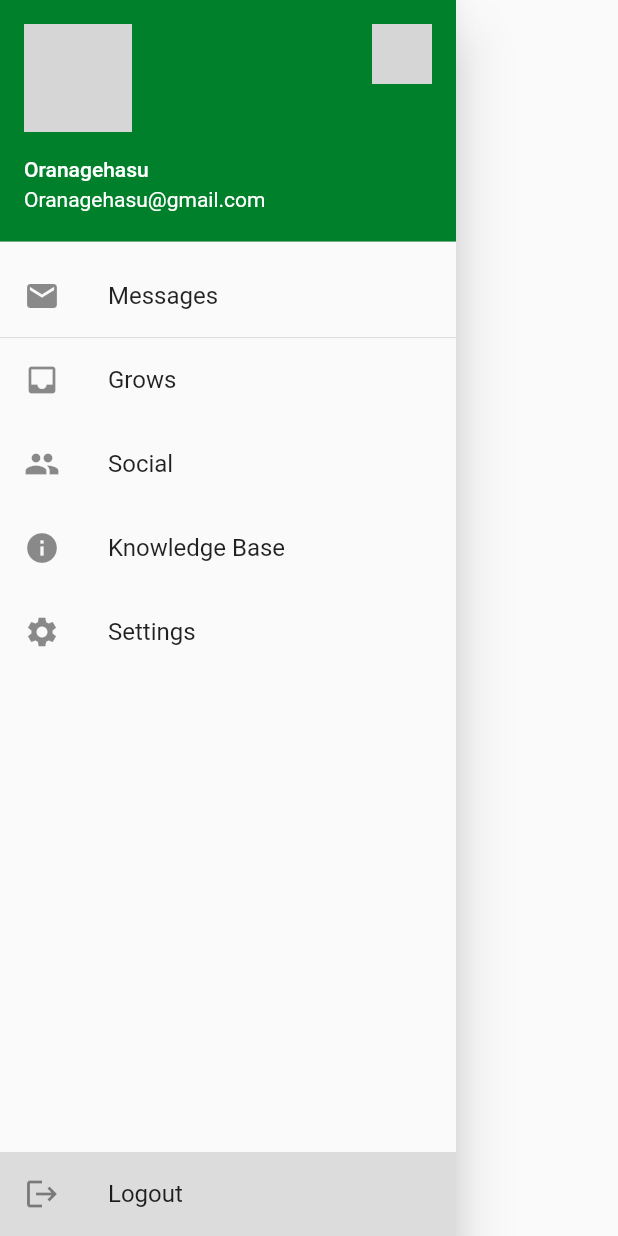
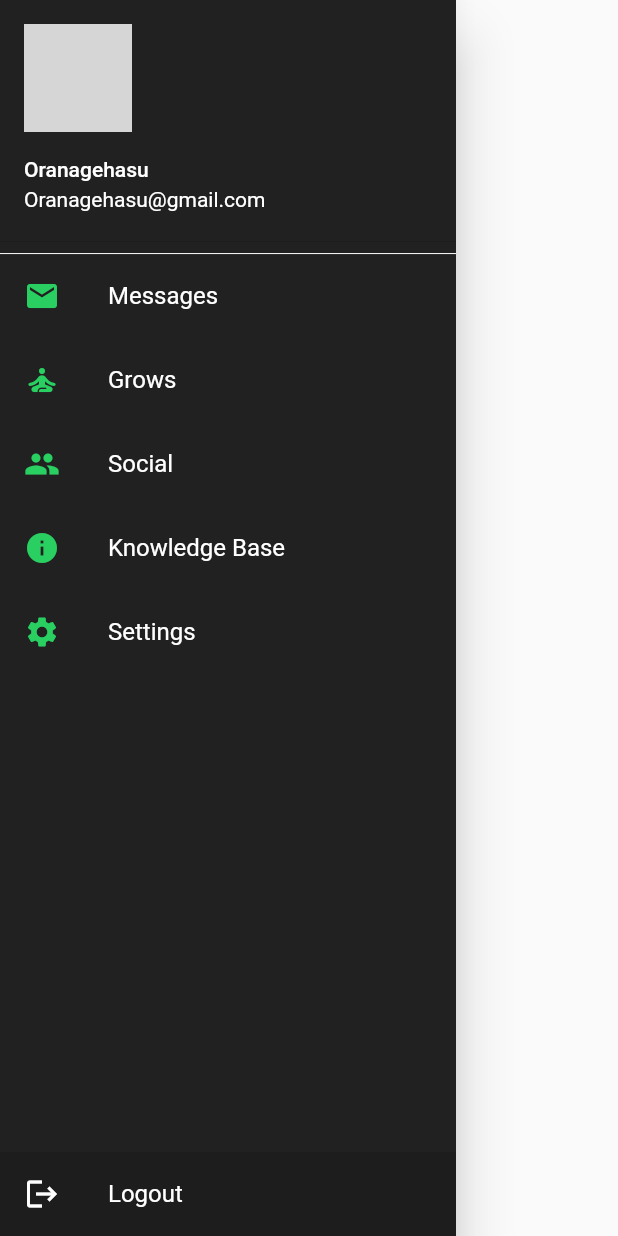
Before and after one commit to oranageHasu/Bud_Wizard.Flutter, a Flutter app: the Navigation widget shown alone on an empty page, opened directly, on a phone screen of 412 x 824 dp. Run offline on Flutter 3.47's test engine with Material 2 defaults, Android fonts, the phone set to English and light mode, and no system bars; our stand-ins replace firebase_auth, firebase_core, simple_animations; missing offline and left inert: flutter_guid; accounts and stored records are empty; network calls fail; grey boxes are pictures that could not be loaded.

Commit message:
Flattening code base down.  Introduced constants as well as code regions, and more reuseable widgets.

```diff
--- /dev/null
+++ b/bud_wizard/lib/classes/constants.dart
@@ -0,0 +1,16 @@
+//region UI Constants
+
+const String uiRouteHome = "/";
+const String uiRouteMessages = "/Messages";
+const String uiRouteGrows = "/Grows";
+const String uiRouteSocial = "/Social";
+const String uiRouteKnowledgeBase = "/KnowledgeBase";
+const String uiRouteSettings = "/Settings";
+const String uiRouteLogin = "/Login";
+const String uiRoutePlants = "/Plants";
+const String uiRoutePlant = "/Plant";
+
+//endregion
+//region API Constants
+
+//endregion
--- a/bud_wizard/lib/classes/enumerations.dart
+++ b/bud_wizard/lib/classes/enumerations.dart
@@ -1,3 +1,17 @@
+//region UI Enums
+
+enum Screen {
+  messages,
+  grows,
+  social,
+  knowledgeBase,
+  settings,
+  login
+}
+
+//endregion
+//region Plant Enums
+
 enum Gender {
   unknown,
   male,
@@ -21,6 +35,9 @@ enum GrowState {
   curing
 }
 
+//endregion
+//region Grow Enums
+
 enum GrowSetting {
   outdoor,
   indoor
@@ -39,3 +56,5 @@ enum UnitType {
   grams,
   milliliters
 }
+
+//endregion
--- a/bud_wizard/lib/widgets/login/navigation.dart
+++ b/bud_wizard/lib/widgets/login/navigation.dart
@@ -1,70 +1,38 @@
 import 'package:flutter/material.dart';
 import 'package:flutter/rendering.dart';
+import 'package:bud_wizard/classes/enumerations.dart';
 
 import '../../main.dart';
+import 'navigationTile.dart';
 
 class Navigation extends StatelessWidget {
   @override
   Widget build(BuildContext context) {
     return Drawer(
       elevation: 16.0,
+      child: Container(
+        color: Colors.black87,
         child: Column(
           children: <Widget>[
             UserAccountsDrawerHeader(
-            accountName: Text("Oranagehasu"),
-            accountEmail: Text("Oranagehasu@gmail.com"),
+              decoration: BoxDecoration(
+                color: Colors.transparent,
+              ),
+              accountName: Text("Oranagehasu", style: TextStyle(color: Colors.white)),
+              accountEmail: Text("Oranagehasu@gmail.com", style: TextStyle(color: Colors.white)),
               currentAccountPicture: CircleAvatar(
                 backgroundImage: NetworkImage('https://images.medicaldaily.com/sites/medicaldaily.com/files/styles/full_breakpoints_theme_medicaldaily_desktop_1x/public/2016/04/05/marijuana.jpg'),
               ),
-            otherAccountsPictures: <Widget>[
-              CircleAvatar(
-                backgroundImage: NetworkImage('https://images.medicaldaily.com/sites/medicaldaily.com/files/styles/full_breakpoints_theme_medicaldaily_desktop_1x/public/2016/04/05/marijuana.jpg'),
-              )
-            ],
-          ),
-          ListTile(
-            title: new Text("Messages"),
-            leading: new Icon(Icons.mail),
-            hoverColor: colorCustom.shade50,
-            onTap: () {
-              print('To Do: Messages.');
-            },
             ),
             Divider(
               height: 0.1,
+              color: Colors.white,
             ),
-          ListTile(
-            title: new Text("Grows"),
-            leading: new Icon(Icons.inbox),
-            hoverColor: colorCustom.shade50,
-            onTap: () {
-              print('To Do: Grows.');
-            },
-          ),
-          ListTile(
-            title: new Text("Social"),
-            leading: new Icon(Icons.people),
-            hoverColor: colorCustom.shade50,
-            onTap: () {
-              print('To Do: Social.');
-            },
-          ),
-          ListTile(
-            title: new Text("Knowledge Base"),
-            leading: new Icon(Icons.info),
-            hoverColor: colorCustom.shade50,
-            onTap: () {
-              print('To Do: Knowledge Base.');
-            },
-          ),
-          ListTile(
-            title: new Text("Settings"),
-            leading: new Icon(Icons.settings),
-            hoverColor: colorCustom.shade50,
-            onTap: () {
-              print('To Do: Settings.');
-            },
-          ),
+            NavigationTile(displayedText:"Messages", screen: Screen.messages),
+            NavigationTile(displayedText:"Grows", screen: Screen.grows),
+            NavigationTile(displayedText:"Social", screen: Screen.social),
+            NavigationTile(displayedText:"Knowledge Base", screen: Screen.knowledgeBase),
+            NavigationTile(displayedText:"Settings", screen: Screen.settings),
             Expanded(
               child: Align(
                 alignment: FractionalOffset.bottomCenter,
@@ -78,8 +46,8 @@ class Navigation extends StatelessWidget {
                         '/Login'
                     );
                   },
-                title: new Text('Logout'),
-                leading: new Icon(Icons.logout),
+                  title: new Text('Logout', style: TextStyle(color: Colors.white)),
+                  leading: new Icon(Icons.logout, color: Colors.white),
                   tileColor: Colors.black12,
                   hoverColor: colorCustom.shade50,
                 ),
@@ -87,10 +55,15 @@ class Navigation extends StatelessWidget {
             ),
           ],
         ),
+      ),
     );
   }
 
   void performLogout() async {
 
   }
+
+  void navigateTo(Screen screen) {
+
   }
+}
--- /dev/null
+++ b/bud_wizard/lib/widgets/login/navigationTile.dart
@@ -0,0 +1,78 @@
+import 'package:bud_wizard/classes/constants.dart';
+import 'package:flutter/material.dart';
+import 'package:flutter/rendering.dart';
+import 'package:bud_wizard/classes/enumerations.dart';
+
+import '../../main.dart';
+
+class NavigationTile extends StatelessWidget {
+
+  final String displayedText;
+  final Screen screen;
+
+  NavigationTile({
+    String displayedText,
+    Screen screen
+  }):
+        this.displayedText = displayedText,
+        this.screen = screen;
+
+  @override
+  Widget build(BuildContext context) {
+    return ListTile(
+      title: new Text(displayedText, style: TextStyle(color: Colors.white)),
+      leading: new Icon(getIcon(), color: colorCustom),
+      hoverColor: Colors.green,
+      tileColor: Colors.transparent,
+      onTap: () {
+
+        String route;
+        bool resetsScreenStack = false;
+
+        switch (screen) {
+          case Screen.messages:
+            route = uiRouteMessages;
+            break;
+          case Screen.grows:
+            route = uiRouteGrows;
+            break;
+          case Screen.social:
+            route = uiRouteSocial;
+            break;
+          case Screen.knowledgeBase:
+            route = uiRouteKnowledgeBase;
+            break;
+          case Screen.settings:
+            route = uiRouteSettings;
+            break;
+          default: route = uiRouteGrows;
+        }
+
+        print('Routing to: ' + route);
+
+        if (resetsScreenStack) {
+
+          print('Route will reset the screen stack.');
+          Navigator.pushReplacementNamed(context, route);
+
+        } else {
+          Navigator.pushNamed(context, route);
+        }
+
+      },
+    );
+  }
+
+  IconData getIcon() {
+
+    switch (screen) {
+      case Screen.messages: return Icons.mail;
+      case Screen.grows: return Icons.self_improvement_rounded;
+      case Screen.social: return Icons.people;
+      case Screen.knowledgeBase: return Icons.info;
+      case Screen.settings: return Icons.settings;
+      default: return Icons.add_alert;
+    }
+
+  }
+}
```
Also changed, not shown: bud_wizard/lib/main.dart (+8 -6 lines), bud_wizard/lib/widgets/grow/growsPage.dart (+8 -1 lines), bud_wizard/lib/widgets/plant/plantPage.dart (+2 -6 lines). Lines whose indentation alone changed are shown as unchanged.
